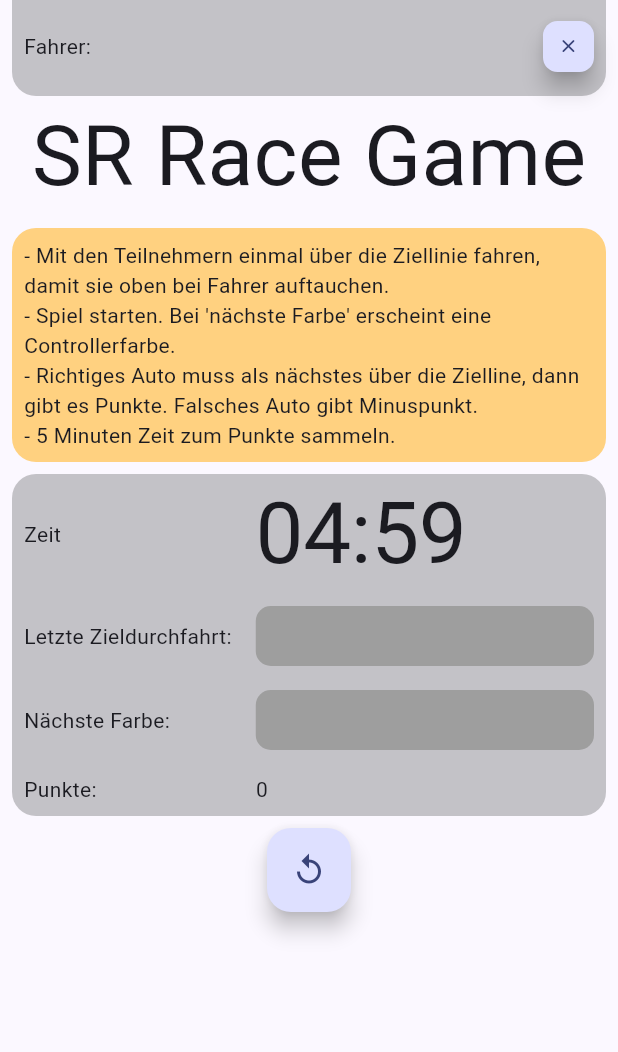
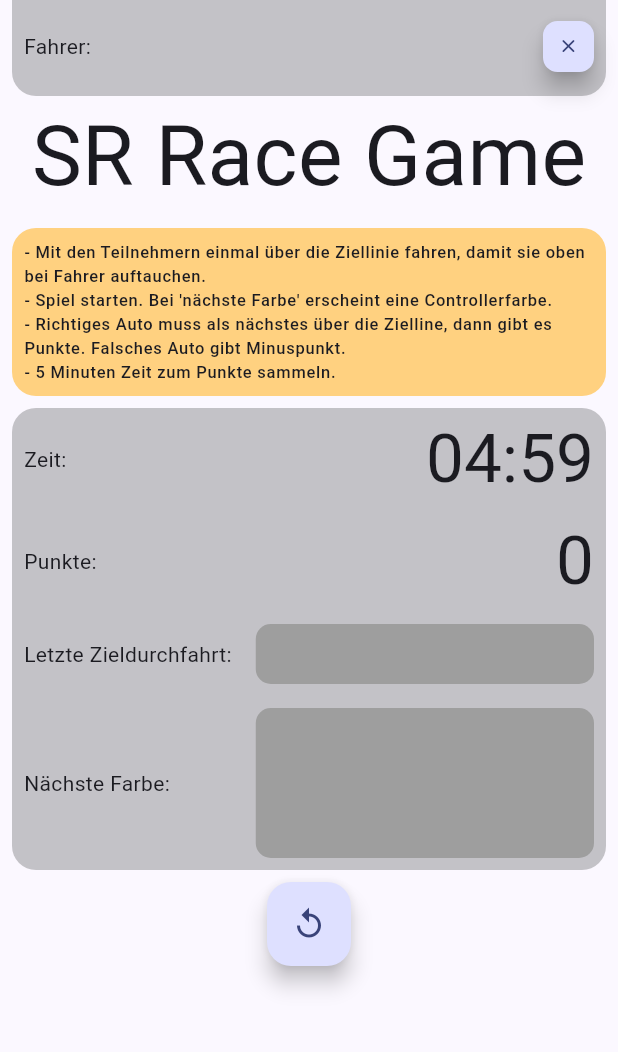
Before and after one commit to watho/sr-race-monitor, a Flutter app: the GameDesktopPage screen opened directly with empty values, after a tap on the "play arrow" icon, on a phone screen of 412 x 824 dp, the part 126-1178 px from its top. Run offline on Flutter 3.47's test engine with Material 3 defaults, Android fonts, the phone set to English and light mode, and no system bars; our stand-ins replace bloc, equatable, flutter_bloc, freezed_annotation, get_it, go_router and 3 more; missing offline and left inert: shelf_cors_headers, shelf_hotreload, shelf_plus; statements that could not run were skipped.

Commit message:
More infos in game page.

```diff
--- a/lib/event_model/bloc/incoming_race_message_bloc.dart
+++ b/lib/event_model/bloc/incoming_race_message_bloc.dart
@@ -67,6 +67,7 @@ class IncomingRaceMessageBloc
         event.timestamp,
         controllerId,
         event.eventData.laptime,
+        event.eventData.lap,
         hexOrRGBToColor(event.eventData.controllerData.colorBg),
         hexOrRGBToColor(event.eventData.controllerData.colorText)));
     // Create driver object and add to list
--- a/lib/event_model/bloc/incoming_race_message_state.dart
+++ b/lib/event_model/bloc/incoming_race_message_state.dart
@@ -13,6 +13,7 @@ sealed class IncomingRaceMessageState with _$IncomingRaceMessageState {
     DateTime timeStamp,
     String controllerId,
     String laptime,
+    int laps,
     Color controllerBgColor,
     Color controllerTextColor,
   ) = RaceUiLapUpdate;
--- a/lib/event_model/ui_lap_update.dart
+++ b/lib/event_model/ui_lap_update.dart
@@ -7,12 +7,14 @@ class UiLapUpdate {
   // @JsonKey(name: 'old')
   final String controllerId;
   final String laptime;
+  final int lap;
   final ControllerData controllerData;
   final DriverData driverData;
 
   UiLapUpdate(
       {required this.controllerData,
       required this.laptime,
+      required this.lap,
       required this.controllerId,
       required this.driverData});
 
--- a/lib/views/game/presentation/bloc/game_state_bloc.dart
+++ b/lib/views/game/presentation/bloc/game_state_bloc.dart
@@ -20,6 +20,7 @@ class GameStateBloc extends Bloc<GameStateEvent, GameStateState> {
   int _remainingTime = 0;
   int _points = 0;
   Color _desiredColor = Colors.grey;
+  String _desiredDriverName = "";
 
   StreamSubscription<int>? _timerSubscription;
 
@@ -46,8 +47,9 @@ class GameStateBloc extends Bloc<GameStateEvent, GameStateState> {
     _points = 0;
     emit(PointUpdate(_points));
     // Get color from known controller
-    _desiredColor = _findNextColor();
-    emit(NewDesiredColor(_desiredColor));
+    (Color, String) desiredValues = _findNextColor();
+    _desiredColor = desiredValues.$1;
+    emit(NewDesiredColor(_desiredColor, desiredValues.$2));
     _timerSubscription?.cancel();
     _timerSubscription = _timer
         .tick(ticks: event.duration)
@@ -74,8 +76,9 @@ class GameStateBloc extends Bloc<GameStateEvent, GameStateState> {
       if (event.actualColor == _desiredColor) {
         _points = _points + _messageBloc.driversList.length;
         emit(GameStateState.pointUpdate(_points));
-        _desiredColor = _findNextColor();
-        emit(NewDesiredColor(_desiredColor));
+        (Color, String) desiredValues = _findNextColor();
+        _desiredColor = desiredValues.$1;
+        emit(NewDesiredColor(_desiredColor, desiredValues.$2));
       } else {
         // if color not matches decrease points
         //log.d("Wrong car spotted. Old points: $_points");
@@ -87,12 +90,12 @@ class GameStateBloc extends Bloc<GameStateEvent, GameStateState> {
     }
   }
 
-  Color _findNextColor() {
+  (Color color, String driverName) _findNextColor() {
     // Get color from known controller
     var colorList = _messageBloc.driversList.values
-        .map((driver) => driver.bgColor)
+        .map((driver) => (driver.bgColor, driver.name))
         .toList();
     colorList.shuffle();
-    return colorList.firstOrNull ?? Colors.grey;
+    return colorList.firstOrNull ?? (Colors.grey, "");
   }
 }
--- a/lib/views/game/presentation/bloc/game_state_state.dart
+++ b/lib/views/game/presentation/bloc/game_state_state.dart
@@ -9,7 +9,8 @@ sealed class GameStateState with _$GameStateState {
 
   factory GameStateState.pointUpdate(final int points) = PointUpdate;
 
-  factory GameStateState.newDesiredColor(final Color color) = NewDesiredColor;
+  factory GameStateState.newDesiredColor(
+      final Color color, final String driverName) = NewDesiredColor;
 
   factory GameStateState.timerRunComplete() = TimerRunComplete;
 }
--- a/lib/views/game/presentation/ui/game_page_widgets.dart
+++ b/lib/views/game/presentation/ui/game_page_widgets.dart
@@ -29,11 +29,21 @@ class GameBox extends StatelessWidget {
               const TableRow(children: [
                 Padding(
                   padding: EdgeInsets.all(8.0),
-                  child: Text("Zeit"),
+                  child: Text("Zeit:"),
                 ),
                 Padding(
                   padding: EdgeInsets.all(8.0),
                   child: TimerText(),
+                )
+              ]),
+              const TableRow(children: [
+                Padding(
+                  padding: EdgeInsets.all(8.0),
+                  child: Text("Punkte:"),
+                ),
+                Padding(
+                  padding: EdgeInsets.all(8.0),
+                  child: PointsText(),
                 )
               ]),
               TableRow(children: [
@@ -56,16 +66,6 @@ class GameBox extends StatelessWidget {
                   child: DesiredControllerColor(),
                 )
               ]),
-              const TableRow(children: [
-                Padding(
-                  padding: EdgeInsets.all(8.0),
-                  child: Text("Punkte:"),
-                ),
-                Padding(
-                  padding: EdgeInsets.all(8.0),
-                  child: PointsText(),
-                )
-              ]),
             ]),
       ),
     );
@@ -85,7 +85,13 @@ class PointsText extends StatelessWidget {
           PointUpdate() => state.points,
           _ => 0,
         };
-        return Text('$points');
+        return Align(
+          alignment: Alignment.centerRight,
+          child: Text(
+            '$points',
+            style: Theme.of(context).textTheme.displayMedium,
+          ),
+        );
       },
     );
   }
@@ -116,12 +122,14 @@ class LastControllerColor extends StatelessWidget {
           RaceUiLapUpdate() => (
               bgColor: state.controllerBgColor,
               textColor: state.controllerTextColor,
-              label: state.controllerId
+              label: state.laps.toString()
             ),
           _ => (bgColor: Colors.grey, textColor: Colors.grey, label: "")
         };
-        return Container(
+        return AnimatedContainer(
+          duration: const Duration(seconds: 1),
           height: 40,
+          width: 40,
           decoration: BoxDecoration(
               borderRadius: BorderRadius.circular(10),
               color: stateData.bgColor),
@@ -148,14 +156,21 @@ class DesiredControllerColor extends StatelessWidget {
       buildWhen: (previous, current) =>
           previous != current && current is NewDesiredColor,
       builder: (context, state) {
-        Color desiredColor = switch (state) {
-          NewDesiredColor() => state.color,
-          _ => Colors.grey,
+        (Color, String) desiredValues = switch (state) {
+          NewDesiredColor() => (state.color, state.driverName),
+          _ => (Colors.grey, ""),
         };
-        return Container(
-          height: 40,
+        return AnimatedContainer(
+          duration: const Duration(seconds: 1),
+          height: 100,
           decoration: BoxDecoration(
-              borderRadius: BorderRadius.circular(10), color: desiredColor),
+              borderRadius: BorderRadius.circular(10), color: desiredValues.$1),
+          child: Center(
+            child: Text(
+              desiredValues.$2,
+              style: Theme.of(context).textTheme.displayMedium,
+            ),
+          ),
         );
       },
     );
@@ -179,12 +194,20 @@ class TimerText extends StatelessWidget {
           TimerRunComplete() => 0,
           _ => -1,
         };
+        Color color = Colors.green;
+        var style = Theme.of(context).textTheme.displayMedium;
+        if (duration < 60) {
+          style = style?.copyWith(color: Colors.red);
+        }
         final minutesStr =
             ((duration / 60) % 60).floor().toString().padLeft(2, '0');
         final secondsStr = (duration % 60).floor().toString().padLeft(2, '0');
-        return Text(
-          '$minutesStr:$secondsStr',
-          style: Theme.of(context).textTheme.displayLarge,
+        return Align(
+          alignment: Alignment.centerRight,
+          child: Text(
+            '$minutesStr:$secondsStr',
+            style: style,
+          ),
         );
       },
     );
@@ -204,13 +227,14 @@ class HelpText extends StatelessWidget {
           color: Colors.orangeAccent.shade100,
           borderRadius: BorderRadius.circular(16),
         ),
-        child: const Padding(
-          padding: EdgeInsets.all(8.0),
+        child: Padding(
+          padding: const EdgeInsets.all(8.0),
           child: Text(
             """- Mit den Teilnehmern einmal über die Ziellinie fahren, damit sie oben bei Fahrer auftauchen.
 - Spiel starten. Bei 'nächste Farbe' erscheint eine Controllerfarbe.
 - Richtiges Auto muss als nächstes über die Zielline, dann gibt es Punkte. Falsches Auto gibt Minuspunkt.
 - 5 Minuten Zeit zum Punkte sammeln.""",
+            style: Theme.of(context).textTheme.labelSmall,
           ),
         ),
       ),
```
Also changed, not shown: lib/event_model/bloc/incoming_race_message_bloc.freezed.dart, lib/event_model/ui_lap_update.g.dart, lib/views/game/presentation/bloc/game_state_bloc.freezed.dart, 2 other files.
